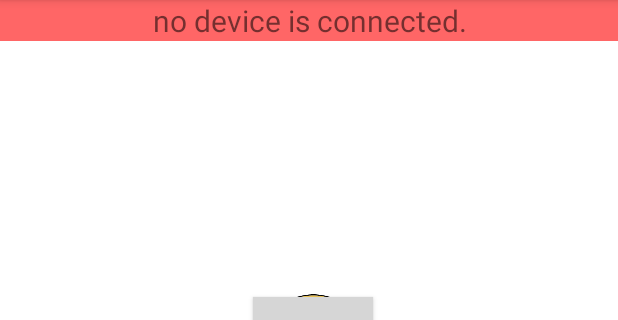
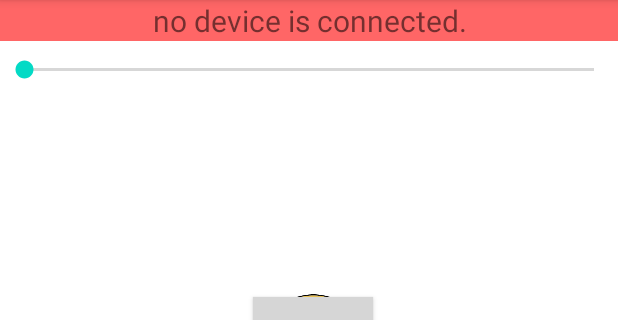
Before and after one commit to hamzaaitabdel/PraxisRemoteApp, an Android app: the MainActivity screen opened directly, with no data from a screen before it, on a phone screen of 412 x 824 dp, the part 84-404 px from its top. Run offline under Robolectric (Android 15) with nearby library versions, the phone set to English and light mode, and no system bars; libraries missing offline, so code that uses them is left out: me.tankery.lib; 1 statement that could not run was skipped; grey boxes are pictures that could not be loaded.

```diff
--- a/app/src/main/res/layout/activity_main.xml
+++ b/app/src/main/res/layout/activity_main.xml
@@ -11,6 +11,7 @@
         android:layout_height="wrap_content"
         android:id="@+id/stat_bar"
         android:background="@color/teal_200">
+
         <TextView
             android:layout_width="match_parent"
             android:text="No device is Connected"
@@ -18,12 +19,18 @@
             android:textAlignment="center"
             android:layout_height="wrap_content"
             android:background="@color/red"
-            android:id="@+id/ba_text"></TextView>
+            android:id="@+id/ba_text" />
     </LinearLayout>
     <RelativeLayout
         android:layout_width="match_parent"
         android:layout_height="match_parent"
         android:id="@+id/parent">
+
+        <SeekBar
+            android:layout_width="match_parent"
+            android:layout_height="wrap_content"
+            android:layout_marginVertical="10dp"
+            android:id="@+id/seek_bar" />
         <ImageView
             android:layout_width="match_parent"
             android:layout_height="match_parent"
```
Also changed, not shown: app/src/main/java/com/praxis/praxisrebote/MainActivity.java (+4 -8 lines).
